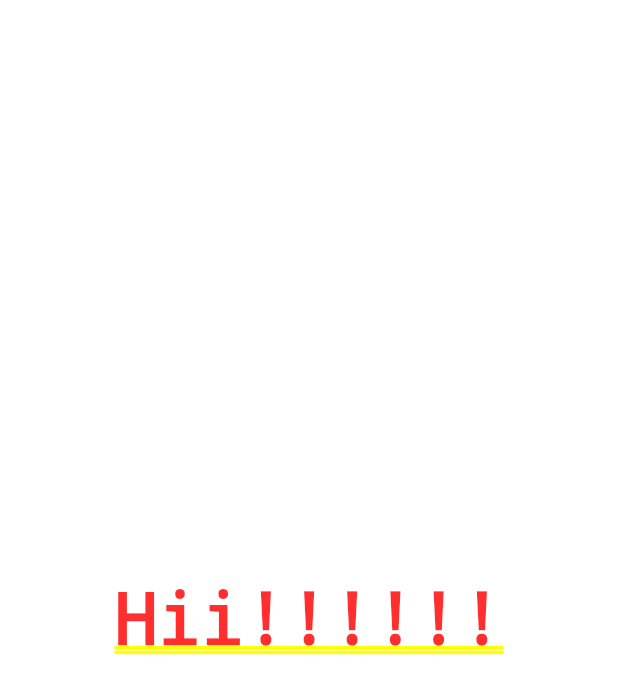
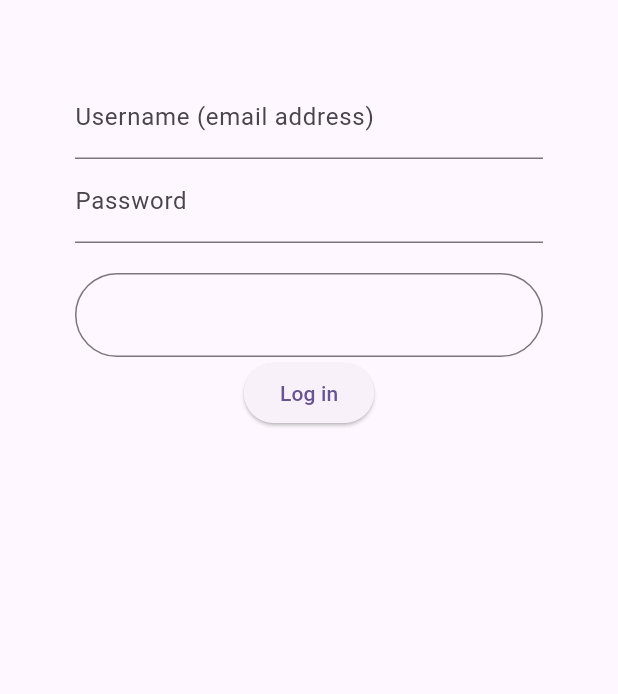
Before and after one commit to DiMalle/college, a Flutter app: the screen it shows after launch, on a phone screen of 412 x 824 dp. Shown: the top 694 px of the screen. Run offline on Flutter 3.47's test engine with Material 2 defaults, Android fonts, the phone set to English and light mode, and no system bars.

Commit message:
login file

```diff
--- /dev/null
+++ b/lib/hello/login.dart
@@ -0,0 +1,93 @@
+import 'package:flutter/material.dart';
+
+class LoginData {
+  String username = "";
+  String password = "";
+}
+
+class Login extends StatefulWidget {
+  const Login({super.key});
+
+  @override
+  State<Login> createState() => _LoginState();
+}
+
+class _LoginState extends State<Login> {
+  final GlobalKey<FormState> _formKey = GlobalKey<FormState>();
+  LoginData loginData = LoginData();
+
+  @override
+  Widget build(BuildContext context) {
+    return Container(
+      padding: const EdgeInsets.all(50.0),
+      child: Form(
+        key: _formKey,
+        child: Column(
+          children: [
+            TextFormField(
+              keyboardType: TextInputType.emailAddress,
+              validator: (value) {
+                if (value!.isEmpty) {
+                  return "Please enter username";
+                }
+                return null;
+              },
+              onSaved: (newValue) {
+                loginData.username = newValue!;
+              },
+              decoration: const InputDecoration(
+                  hintText: "none@none.com",
+                  labelText: 'Username (email address)'),
+            ),
+            TextFormField(
+              obscureText: true,
+              validator: (value) {
+                if (value!.length < 10) {
+                  return "Password must at least be 10 character";
+                }
+                return null;
+              },
+              onSaved: (newValue) {
+                loginData.password = newValue!;
+              },
+              decoration: const InputDecoration(
+                hintText: "Password",
+                labelText: "Password",
+              ),
+            ),
+            const SizedBox(
+              height: 20,
+            ),
+            TextFormField(
+              keyboardType: TextInputType.emailAddress,
+              validator: (value) {
+                if (value!.isEmpty) {
+                  return "Please enter username";
+                }
+                return null;
+              },
+              onSaved: (newValue) {
+                loginData.username = newValue!;
+              },
+              decoration: const InputDecoration(
+                  border: OutlineInputBorder(
+                borderRadius: BorderRadius.all(
+                  Radius.circular(40),
+                ),
+              )),
+            ),
+            ElevatedButton(
+                onPressed: () {
+                  if (_formKey.currentState!.validate()) {
+                    _formKey.currentState!.save();
+                    print("Username : ${loginData.username}");
+                    print("Password : ${loginData.password}");
+                  }
+                },
+                child: const Text('Log in'))
+          ],
+        ),
+      ),
+    );
+  }
+}
--- a/lib/main.dart
+++ b/lib/main.dart
@@ -1,4 +1,5 @@
 import 'package:college/hello/HelloWorld.dart';
+import 'package:college/hello/login.dart';
 import 'package:flutter/material.dart';
 
 void main() {
@@ -18,9 +19,7 @@ class MyApp extends StatelessWidget {
         colorScheme: ColorScheme.fromSeed(seedColor: Colors.deepPurple),
         useMaterial3: true,
       ),
-      home: Center(
-        child: Text("Hii!!!!!!"),
-      ),
+      home: const Scaffold(body: Login()),
     );
   }
 }
```
